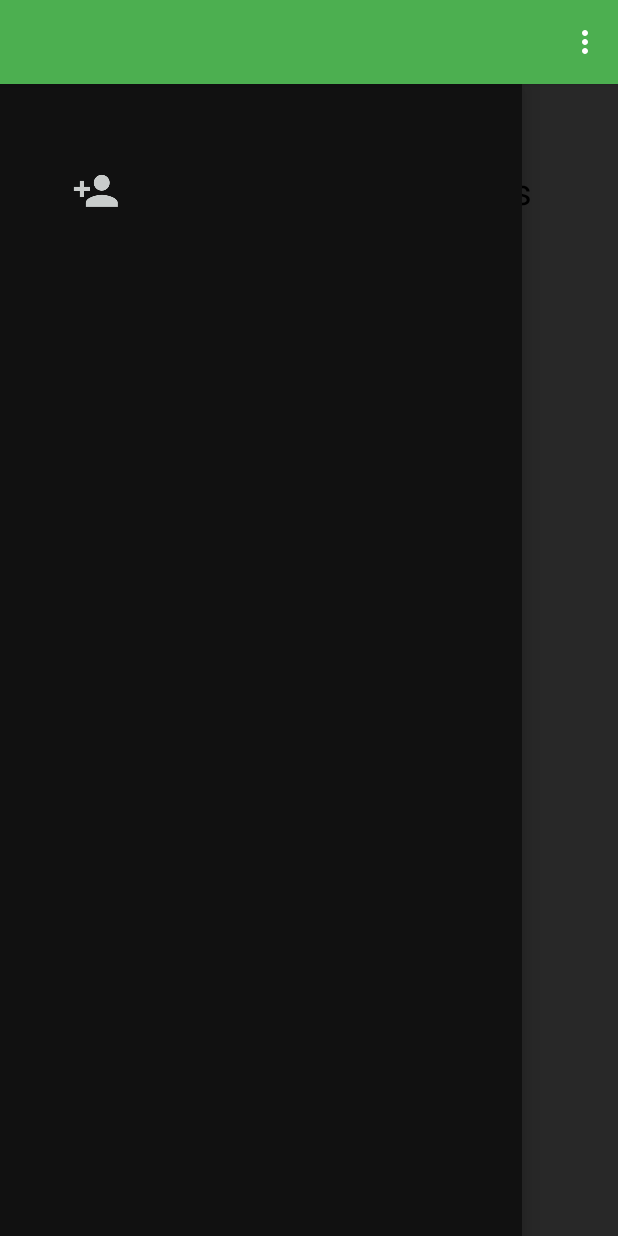
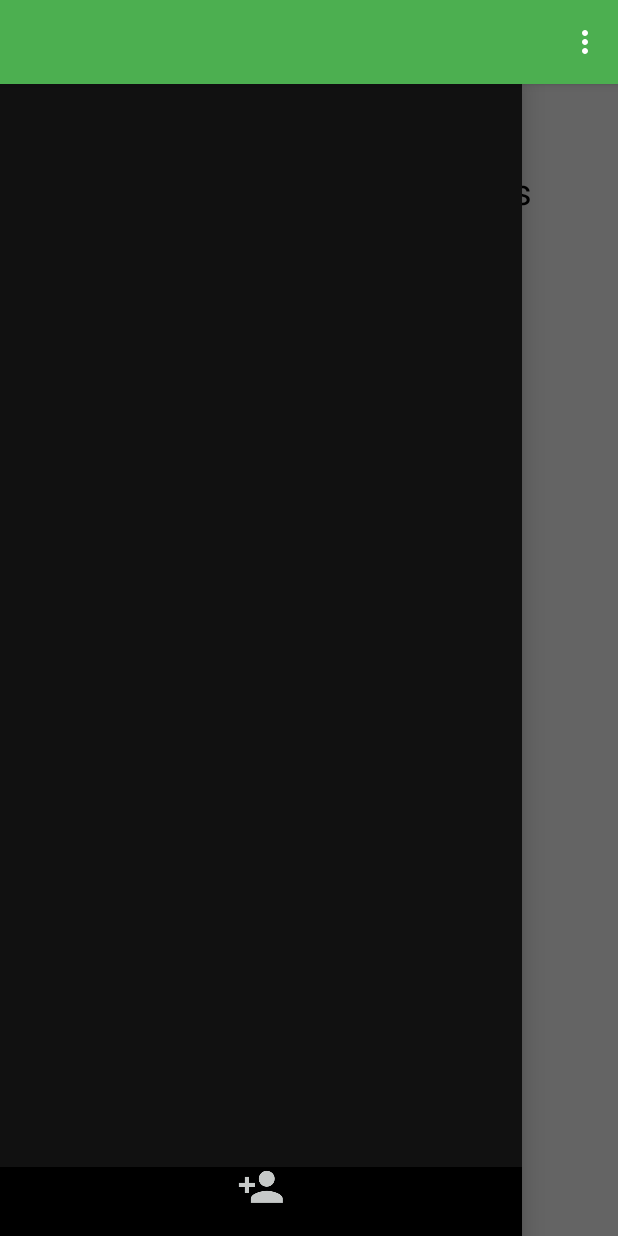
Before and after one commit to myoutspace/Project, an Android app: the HomePage screen opened directly, with no data from a screen before it, with the side drawer open, on a phone screen of 412 x 824 dp. Run offline under Robolectric (Android 15) with nearby library versions, the phone set to English and light mode, and no system bars; 4 statements that could not run were skipped.

Commit message:
fixed the addUser button

```diff
--- a/TaskManager/app/src/main/java/main/taskmanager/Display/HomePage.java
+++ b/TaskManager/app/src/main/java/main/taskmanager/Display/HomePage.java
@@ -50,8 +50,8 @@
 
         // Set the adapter for the list view
         mDrawerList.setAdapter(userListAdaptor);
-        View footerView = ((LayoutInflater) this.getSystemService(Context.LAYOUT_INFLATER_SERVICE)).inflate(R.layout.drawer_list_footer, null, false);
-        mDrawerList.addFooterView(footerView);
+        //View footerView = ((LayoutInflater) this.getSystemService(Context.LAYOUT_INFLATER_SERVICE)).inflate(R.layout.drawer_list_footer, null, false);
+        //mDrawerList.addFooterView(footerView);
 
         final ArrayList<Task> taskList;
         taskList = databaseHelper.getAllActiveTasks();
--- a/TaskManager/app/src/main/res/layout/activity_home_page.xml
+++ b/TaskManager/app/src/main/res/layout/activity_home_page.xml
@@ -81,20 +81,40 @@
         android:id="@+id/left_drawer_layout"
         android:layout_width="match_parent"
         android:layout_height="match_parent"
+        android:layout_gravity="start"
+        android:layout_marginBottom="0dp"
         android:layout_weight="1"
+        android:backgroundTint="@android:color/black"
+        android:background="@android:color/black"
         android:orientation="vertical">
 
+        <ListView
+            android:id="@+id/left_drawer"
+            android:layout_width="wrap_content"
+            android:layout_height="match_parent"
+            android:layout_weight="1"
+            android:background="#111"
+            android:choiceMode="singleChoice"
+            android:divider="@android:color/transparent"
+            android:dividerHeight="0dp">
+
+        </ListView>
+
+        <ImageButton
+            android:id="@+id/addUserButton3"
+            android:layout_width="wrap_content"
+            android:layout_height="wrap_content"
+            android:layout_gravity="center_horizontal"
+            android:layout_marginBottom="20dp"
+            android:layout_weight="1"
+            android:background="@android:color/black"
+            android:onClick="addUser"
+            android:padding="20dp"
+            android:paddingBottom="50dp"
+            android:src="@drawable/ic_add_person_white" />
 
     </LinearLayout>
 
-    <ListView
-        android:id="@+id/left_drawer"
-        android:layout_width="wrap_content"
-        android:layout_height="match_parent"
-        android:layout_gravity="start"
-        android:background="#111"
-        android:choiceMode="singleChoice"
-        android:divider="@android:color/transparent"
-        android:dividerHeight="0dp" />
+
 
 </android.support.v4.widget.DrawerLayout>
--- a/TaskManager/app/src/main/res/layout/drawer_list_footer.xml
+++ /dev/null
@@ -1,29 +0,0 @@
-<?xml version="1.0" encoding="utf-8"?>
-<LinearLayout xmlns:android="http://schemas.android.com/apk/res/android"
-    xmlns:app="http://schemas.android.com/apk/res-auto"
-    android:layout_width="wrap_content"
-    android:layout_height="match_parent"
-    android:layout_gravity="bottom"
-    android:orientation="horizontal"
-    android:paddingBottom="7dip"
-    android:paddingTop="7dip">
-
-    <LinearLayout
-        android:id="@+id/footer_layout"
-        android:layout_width="wrap_content"
-        android:layout_height="wrap_content"
-        android:layout_gravity="bottom"
-        android:orientation="horizontal">
-
-        <ImageButton
-            android:id="@+id/addUserButton"
-            android:layout_width="match_parent"
-            android:layout_height="wrap_content"
-            android:layout_gravity="start"
-            android:layout_weight="1"
-            android:background="@android:color/transparent"
-            android:onClick="addUser"
-            android:padding="48dp"
-            app:srcCompat="@drawable/ic_add_person_white" />
-    </LinearLayout>
-</LinearLayout>
```
